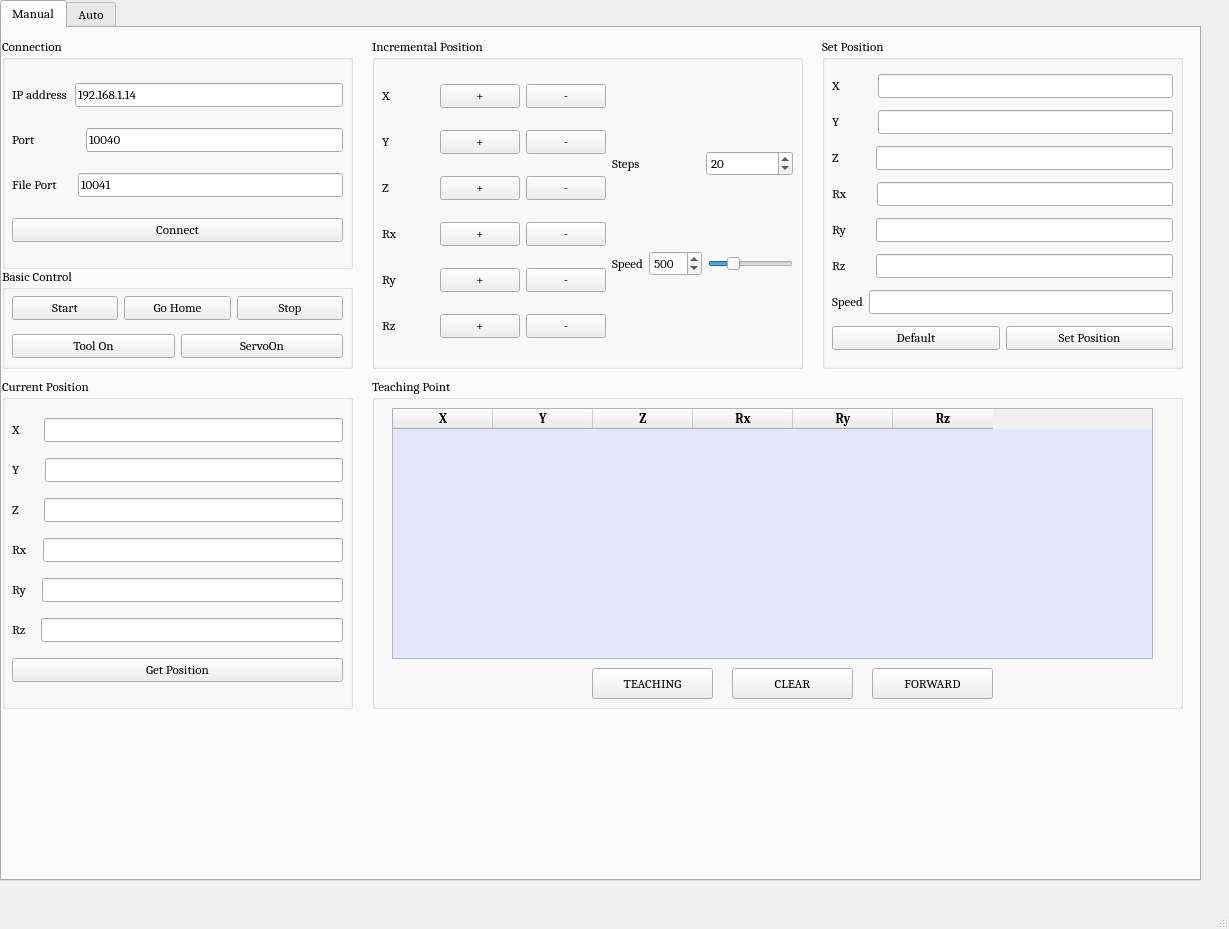
Above: main.ui from quangdungluong/YaskawaRealsenseControl before the change. Below: the same form after it.
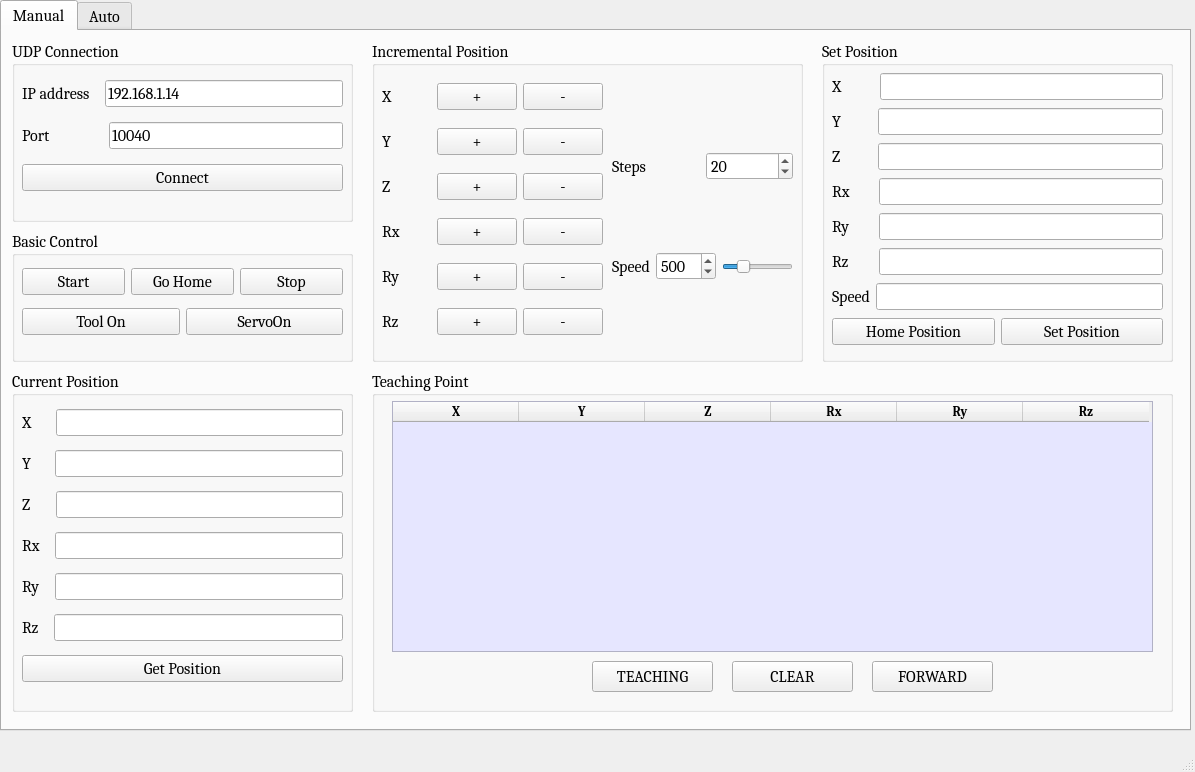
That is the form after the change. The open tabs and pages were chosen to show the change. Icons and pictures are not drawn.

The edit to the form file:
```diff
--- a/main.ui
+++ b/main.ui
@@ -6,10 +6,16 @@
    <rect>
     <x>0</x>
     <y>0</y>
-    <width>1229</width>
-    <height>929</height>
+    <width>1195</width>
+    <height>772</height>
    </rect>
   </property>
+  <property name="font">
+   <font>
+    <family>Cambria</family>
+    <pointsize>10</pointsize>
+   </font>
+  </property>
   <property name="windowTitle">
    <string>MainWindow</string>
   </property>
@@ -19,14 +25,14 @@
      <rect>
       <x>0</x>
       <y>0</y>
-      <width>1201</width>
-      <height>881</height>
+      <width>1191</width>
+      <height>731</height>
      </rect>
     </property>
     <property name="font">
      <font>
       <family>Cambria</family>
-      <pointsize>10</pointsize>
+      <pointsize>12</pointsize>
       <weight>50</weight>
       <bold>false</bold>
      </font>
@@ -43,14 +49,14 @@
        <rect>
         <x>820</x>
         <y>10</y>
-        <width>361</width>
-        <height>331</height>
+        <width>351</width>
+        <height>321</height>
        </rect>
       </property>
       <property name="font">
        <font>
         <family>Cambria</family>
-        <pointsize>10</pointsize>
+        <pointsize>12</pointsize>
         <weight>50</weight>
         <bold>false</bold>
        </font>
@@ -63,14 +69,14 @@
         <rect>
          <x>10</x>
          <y>30</y>
-         <width>341</width>
-         <height>291</height>
+         <width>331</width>
+         <height>281</height>
         </rect>
        </property>
        <property name="font">
         <font>
          <family>Cambria</family>
-         <pointsize>10</pointsize>
+         <pointsize>12</pointsize>
          <weight>50</weight>
          <bold>false</bold>
         </font>
@@ -95,7 +101,7 @@
             <property name="font">
              <font>
               <family>Cambria</family>
-              <pointsize>10</pointsize>
+              <pointsize>12</pointsize>
               <weight>50</weight>
               <bold>false</bold>
              </font>
@@ -113,7 +119,7 @@
             <property name="font">
              <font>
               <family>Cambria</family>
-              <pointsize>10</pointsize>
+              <pointsize>12</pointsize>
               <weight>50</weight>
               <bold>false</bold>
              </font>
@@ -144,7 +150,7 @@
             <property name="font">
              <font>
               <family>Cambria</family>
-              <pointsize>10</pointsize>
+              <pointsize>12</pointsize>
               <weight>50</weight>
               <bold>false</bold>
              </font>
@@ -162,7 +168,7 @@
             <property name="font">
              <font>
               <family>Cambria</family>
-              <pointsize>10</pointsize>
+              <pointsize>12</pointsize>
               <weight>50</weight>
               <bold>false</bold>
              </font>
@@ -193,7 +199,7 @@
             <property name="font">
              <font>
               <family>Cambria</family>
-              <pointsize>10</pointsize>
+              <pointsize>12</pointsize>
               <weight>50</weight>
               <bold>false</bold>
              </font>
@@ -211,7 +217,7 @@
             <property name="font">
              <font>
               <family>Cambria</family>
-              <pointsize>10</pointsize>
+              <pointsize>12</pointsize>
               <weight>50</weight>
               <bold>false</bold>
              </font>
@@ -242,7 +248,7 @@
             <property name="font">
              <font>
               <family>Cambria</family>
-              <pointsize>10</pointsize>
+              <pointsize>12</pointsize>
               <weight>50</weight>
               <bold>false</bold>
              </font>
@@ -260,7 +266,7 @@
             <property name="font">
              <font>
               <family>Cambria</family>
-              <pointsize>10</pointsize>
+              <pointsize>12</pointsize>
               <weight>50</weight>
               <bold>false</bold>
              </font>
@@ -291,7 +297,7 @@
             <property name="font">
              <font>
               <family>Cambria</family>
-              <pointsize>10</pointsize>
+              <pointsize>12</pointsize>
               <weight>50</weight>
               <bold>false</bold>
              </font>
@@ -309,7 +315,7 @@
             <property name="font">
              <font>
               <family>Cambria</family>
-              <pointsize>10</pointsize>
+              <pointsize>12</pointsize>
               <weight>50</weight>
               <bold>false</bold>
              </font>
@@ -340,7 +346,7 @@
             <property name="font">
              <font>
               <family>Cambria</family>
-              <pointsize>10</pointsize>
+              <pointsize>12</pointsize>
               <weight>50</weight>
               <bold>false</bold>
              </font>
@@ -358,7 +364,7 @@
             <property name="font">
              <font>
               <family>Cambria</family>
-              <pointsize>10</pointsize>
+              <pointsize>12</pointsize>
               <weight>50</weight>
               <bold>false</bold>
              </font>
@@ -377,7 +383,7 @@
             <property name="font">
              <font>
               <family>Cambria</family>
-              <pointsize>10</pointsize>
+              <pointsize>12</pointsize>
               <weight>50</weight>
               <bold>false</bold>
              </font>
@@ -392,7 +398,7 @@
             <property name="font">
              <font>
               <family>Cambria</family>
-              <pointsize>10</pointsize>
+              <pointsize>12</pointsize>
               <weight>50</weight>
               <bold>false</bold>
              </font>
@@ -408,13 +414,13 @@
             <property name="font">
              <font>
               <family>Cambria</family>
-              <pointsize>10</pointsize>
+              <pointsize>12</pointsize>
               <weight>50</weight>
               <bold>false</bold>
              </font>
             </property>
             <property name="text">
-             <string>Default</string>
+             <string>Home Position</string>
             </property>
            </widget>
           </item>
@@ -423,7 +429,7 @@
             <property name="font">
              <font>
               <family>Cambria</family>
-              <pointsize>10</pointsize>
+              <pointsize>12</pointsize>
               <weight>50</weight>
               <bold>false</bold>
              </font>
@@ -444,13 +450,13 @@
         <x>370</x>
         <y>10</y>
         <width>431</width>
-        <height>331</height>
+        <height>321</height>
        </rect>
       </property>
       <property name="font">
        <font>
         <family>Cambria</family>
-        <pointsize>10</pointsize>
+        <pointsize>12</pointsize>
         <weight>50</weight>
         <bold>false</bold>
        </font>
@@ -463,14 +469,14 @@
         <rect>
          <x>10</x>
          <y>30</y>
-         <width>224</width>
-         <height>291</height>
+         <width>221</width>
+         <height>281</height>
         </rect>
        </property>
        <property name="font">
         <font>
          <family>Cambria</family>
-         <pointsize>10</pointsize>
+         <pointsize>12</pointsize>
          <weight>50</weight>
          <bold>false</bold>
         </font>
@@ -483,7 +489,7 @@
             <property name="font">
              <font>
               <family>Cambria</family>
-              <pointsize>10</pointsize>
+              <pointsize>12</pointsize>
               <weight>50</weight>
               <bold>false</bold>
              </font>
@@ -498,7 +504,7 @@
             <property name="font">
              <font>
               <family>Cambria</family>
-              <pointsize>10</pointsize>
+              <pointsize>12</pointsize>
               <weight>50</weight>
               <bold>false</bold>
              </font>
@@ -513,7 +519,7 @@
             <property name="font">
              <font>
               <family>Cambria</family>
-              <pointsize>10</pointsize>
+              <pointsize>12</pointsize>
               <weight>50</weight>
               <bold>false</bold>
              </font>
@@ -532,7 +538,7 @@
             <property name="font">
              <font>
               <family>Cambria</family>
-              <pointsize>10</pointsize>
+              <pointsize>12</pointsize>
               <weight>50</weight>
               <bold>false</bold>
              </font>
@@ -547,7 +553,7 @@
             <property name="font">
              <font>
               <family>Cambria</family>
-              <pointsize>10</pointsize>
+              <pointsize>12</pointsize>
               <weight>50</weight>
               <bold>false</bold>
              </font>
@@ -562,7 +568,7 @@
             <property name="font">
              <font>
               <family>Cambria</family>
-              <pointsize>10</pointsize>
+              <pointsize>12</pointsize>
               <weight>50</weight>
               <bold>false</bold>
              </font>
@@ -581,7 +587,7 @@
             <property name="font">
              <font>
               <family>Cambria</family>
-              <pointsize>10</pointsize>
+              <pointsize>12</pointsize>
               <weight>50</weight>
               <bold>false</bold>
              </font>
@@ -596,7 +602,7 @@
             <property name="font">
              <font>
               <family>Cambria</family>
-              <pointsize>10</pointsize>
+              <pointsize>12</pointsize>
               <weight>50</weight>
               <bold>false</bold>
              </font>
@@ -611,7 +617,7 @@
             <property name="font">
              <font>
               <family>Cambria</family>
-              <pointsize>10</pointsize>
+              <pointsize>12</pointsize>
               <weight>50</weight>
               <bold>false</bold>
              </font>
@@ -630,7 +636,7 @@
             <property name="font">
              <font>
               <family>Cambria</family>
-              <pointsize>10</pointsize>
+              <pointsize>12</pointsize>
               <weight>50</weight>
               <bold>false</bold>
              </font>
@@ -645,7 +651,7 @@
             <property name="font">
              <font>
               <family>Cambria</family>
-              <pointsize>10</pointsize>
+              <pointsize>12</pointsize>
               <weight>50</weight>
               <bold>false</bold>
              </font>
@@ -660,7 +666,7 @@
             <property name="font">
              <font>
               <family>Cambria</family>
-              <pointsize>10</pointsize>
+              <pointsize>12</pointsize>
               <weight>50</weight>
               <bold>false</bold>
              </font>
@@ -679,7 +685,7 @@
             <property name="font">
              <font>
               <family>Cambria</family>
-              <pointsize>10</pointsize>
+              <pointsize>12</pointsize>
               <weight>50</weight>
               <bold>false</bold>
              </font>
@@ -694,7 +700,7 @@
             <property name="font">
              <font>
               <family>Cambria</family>
-              <pointsize>10</pointsize>
+              <pointsize>12</pointsize>
               <weight>50</weight>
               <bold>false</bold>
              </font>
@@ -709,7 +715,7 @@
             <property name="font">
              <font>
               <family>Cambria</family>
-              <pointsize>10</pointsize>
+              <pointsize>12</pointsize>
               <weight>50</weight>
               <bold>false</bold>
              </font>
@@ -728,7 +734,7 @@
             <property name="font">
              <font>
               <family>Cambria</family>
-              <pointsize>10</pointsize>
+              <pointsize>12</pointsize>
               <weight>50</weight>
               <bold>false</bold>
              </font>
@@ -743,7 +749,7 @@
             <property name="font">
              <font>
               <family>Cambria</family>
-              <pointsize>10</pointsize>
+              <pointsize>12</pointsize>
               <weight>50</weight>
               <bold>false</bold>
              </font>
@@ -758,7 +764,7 @@
             <property name="font">
              <font>
               <family>Cambria</family>
-              <pointsize>10</pointsize>
+              <pointsize>12</pointsize>
               <weight>50</weight>
               <bold>false</bold>
              </font>
@@ -784,7 +790,7 @@
        <property name="font">
         <font>
          <family>Cambria</family>
-         <pointsize>10</pointsize>
+         <pointsize>12</pointsize>
          <weight>50</weight>
          <bold>false</bold>
         </font>
@@ -795,7 +801,7 @@
           <property name="font">
            <font>
             <family>Cambria</family>
-            <pointsize>10</pointsize>
+            <pointsize>12</pointsize>
             <weight>50</weight>
             <bold>false</bold>
            </font>
@@ -810,7 +816,7 @@
           <property name="font">
            <font>
             <family>Cambria</family>
-            <pointsize>10</pointsize>
+            <pointsize>12</pointsize>
             <weight>50</weight>
             <bold>false</bold>
            </font>
@@ -828,7 +834,7 @@
           <property name="font">
            <font>
             <family>Cambria</family>
-            <pointsize>10</pointsize>
+            <pointsize>12</pointsize>
             <weight>50</weight>
             <bold>false</bold>
            </font>
@@ -857,6 +863,7 @@
        </property>
        <property name="font">
         <font>
+         <pointsize>12</pointsize>
          <weight>50</weight>
          <bold>false</bold>
         </font>
@@ -866,6 +873,7 @@
          <widget class="QLabel" name="label_9">
           <property name="font">
            <font>
+            <pointsize>12</pointsize>
             <weight>50</weight>
             <bold>false</bold>
            </font>
@@ -879,6 +887,7 @@
          <widget class="QSpinBox" name="step_spin">
           <property name="font">
            <font>
+            <pointsize>12</pointsize>
             <weight>50</weight>
             <bold>false</bold>
            </font>
@@ -897,16 +906,16 @@
      <widget class="QGroupBox" name="groupBox_3">
       <property name="geometry">
        <rect>
-        <x>0</x>
-        <y>350</y>
-        <width>351</width>
-        <height>331</height>
+        <x>10</x>
+        <y>340</y>
+        <width>341</width>
+        <height>341</height>
        </rect>
       </property>
       <property name="font">
        <font>
         <family>Cambria</family>
-        <pointsize>10</pointsize>
+        <pointsize>12</pointsize>
         <weight>50</weight>
         <bold>false</bold>
        </font>
@@ -919,14 +928,14 @@
         <rect>
          <x>10</x>
          <y>30</y>
-         <width>331</width>
+         <width>321</width>
          <height>291</height>
         </rect>
        </property>
        <property name="font">
         <font>
          <family>Cambria</family>
-         <pointsize>10</pointsize>
+         <pointsize>12</pointsize>
          <weight>50</weight>
          <bold>false</bold>
         </font>
@@ -951,7 +960,7 @@
             <property name="font">
              <font>
               <family>Cambria</family>
-              <pointsize>10</pointsize>
+              <pointsize>12</pointsize>
               <weight>50</weight>
               <bold>false</bold>
              </font>
@@ -969,7 +978,7 @@
             <property name="font">
              <font>
               <family>Cambria</family>
-              <pointsize>10</pointsize>
+              <pointsize>12</pointsize>
               <weight>50</weight>
               <bold>false</bold>
              </font>
@@ -1000,7 +1009,7 @@
             <property name="font">
              <font>
               <family>Cambria</family>
-              <pointsize>10</pointsize>
+              <pointsize>12</pointsize>
               <weight>50</weight>
               <bold>false</bold>
              </font>
@@ -1018,7 +1027,7 @@
             <property name="font">
              <font>
               <family>Cambria</family>
-              <pointsize>10</pointsize>
+              <pointsize>12</pointsize>
               <weight>50</weight>
               <bold>false</bold>
              </font>
@@ -1049,7 +1058,7 @@
             <property name="font">
              <font>
               <family>Cambria</family>
-              <pointsize>10</pointsize>
+              <pointsize>12</pointsize>
               <weight>50</weight>
               <bold>false</bold>
              </font>
@@ -1067,7 +1076,7 @@
             <property name="font">
              <font>
               <family>Cambria</family>
-              <pointsize>10</pointsize>
+              <pointsize>12</pointsize>
               <weight>50</weight>
               <bold>false</bold>
              </font>
@@ -1098,7 +1107,7 @@
             <property name="font">
              <font>
               <family>Cambria</family>
-              <pointsize>10</pointsize>
+              <pointsize>12</pointsize>
               <weight>50</weight>
               <bold>false</bold>
              </font>
@@ -1116,7 +1125,7 @@
             <property name="font">
              <font>
               <family>Cambria</family>
-              <pointsize>10</pointsize>
+              <pointsize>12</pointsize>
               <weight>50</weight>
               <bold>false</bold>
              </font>
@@ -1147,7 +1156,7 @@
             <property name="font">
              <font>
               <family>Cambria</family>
-              <pointsize>10</pointsize>
+              <pointsize>12</pointsize>
               <weight>50</weight>
               <bold>false</bold>
              </font>
@@ -1165,7 +1174,7 @@
             <property name="font">
              <font>
               <family>Cambria</family>
-              <pointsize>10</pointsize>
+              <pointsize>12</pointsize>
               <weight>50</weight>
               <bold>false</bold>
              </font>
@@ -1196,7 +1205,7 @@
             <property name="font">
              <font>
               <family>Cambria</family>
-              <pointsize>10</pointsize>
+              <pointsize>12</pointsize>
               <weight>50</weight>
               <bold>false</bold>
              </font>
@@ -1214,7 +1223,7 @@
             <property name="font">
              <font>
               <family>Cambria</family>
-              <pointsize>10</pointsize>
+              <pointsize>12</pointsize>
               <weight>50</weight>
               <bold>false</bold>
              </font>
@@ -1230,6 +1239,7 @@
          <widget class="QPushButton" name="getPos_btn">
           <property name="font">
            <font>
+            <pointsize>12</pointsize>
             <weight>50</weight>
             <bold>false</bold>
            </font>
@@ -1245,16 +1255,16 @@
      <widget class="QGroupBox" name="groupBox_2">
       <property name="geometry">
        <rect>
-        <x>0</x>
-        <y>240</y>
-        <width>351</width>
-        <height>101</height>
+        <x>10</x>
+        <y>200</y>
+        <width>341</width>
+        <height>131</height>
        </rect>
       </property>
       <property name="font">
        <font>
         <family>Cambria</family>
-        <pointsize>10</pointsize>
+        <pointsize>12</pointsize>
         <weight>50</weight>
         <bold>false</bold>
        </font>
@@ -1266,11 +1276,16 @@
        <property name="geometry">
         <rect>
          <x>10</x>
-         <y>20</y>
-         <width>331</width>
-         <height>80</height>
+         <y>30</y>
+         <width>321</width>
+         <height>81</height>
         </rect>
        </property>
+       <property name="font">
+        <font>
+         <pointsize>12</pointsize>
+        </font>
+       </property>
        <layout class="QVBoxLayout" name="verticalLayout_5">
         <item>
          <layout class="QHBoxLayout" name="horizontalLayout">
@@ -1278,6 +1293,7 @@
            <widget class="QPushButton" name="start_btn">
             <property name="font">
              <font>
+              <pointsize>12</pointsize>
               <weight>50</weight>
               <bold>false</bold>
              </font>
@@ -1292,7 +1308,7 @@
             <property name="font">
              <font>
               <family>Cambria</family>
-              <pointsize>10</pointsize>
+              <pointsize>12</pointsize>
               <weight>50</weight>
               <bold>false</bold>
              </font>
@@ -1307,7 +1323,7 @@
             <property name="font">
              <font>
               <family>Cambria</family>
-              <pointsize>10</pointsize>
+              <pointsize>12</pointsize>
               <weight>50</weight>
               <bold>false</bold>
              </font>
@@ -1323,6 +1339,11 @@
          <layout class="QHBoxLayout" name="horizontalLayout_26">
           <item>
            <widget class="QPushButton" name="toolOn_btn">
+            <property name="font">
+             <font>
+              <pointsize>12</pointsize>
+             </font>
+            </property>
             <property name="text">
              <string>Tool On</string>
             </property>
@@ -1333,7 +1354,7 @@
             <property name="font">
              <font>
               <family>Cambria</family>
-              <pointsize>10</pointsize>
+              <pointsize>12</pointsize>
               <weight>50</weight>
               <bold>false</bold>
              </font>
@@ -1351,36 +1372,36 @@
      <widget class="QGroupBox" name="connectionGroupBox">
       <property name="geometry">
        <rect>
-        <x>0</x>
+        <x>10</x>
         <y>10</y>
-        <width>351</width>
-        <height>231</height>
+        <width>341</width>
+        <height>181</height>
        </rect>
       </property>
       <property name="font">
        <font>
         <family>Cambria</family>
-        <pointsize>10</pointsize>
+        <pointsize>12</pointsize>
         <weight>50</weight>
         <bold>false</bold>
        </font>
       </property>
       <property name="title">
-       <string>Connection</string>
+       <string>UDP Connection</string>
       </property>
       <widget class="QWidget" name="verticalLayoutWidget">
        <property name="geometry">
         <rect>
          <x>10</x>
          <y>30</y>
-         <width>331</width>
-         <height>193</height>
+         <width>321</width>
+         <height>131</height>
         </rect>
        </property>
        <property name="font">
         <font>
          <family>Cambria</family>
-         <pointsize>10</pointsize>
+         <pointsize>12</pointsize>
          <weight>50</weight>
          <bold>false</bold>
         </font>
@@ -1389,7 +1410,7 @@
         <item>
          <layout class="QHBoxLayout" name="horizontalLayout_2" stretch="0,0">
           <property name="spacing">
-           <number>8</number>
+           <number>15</number>
           </property>
           <property name="sizeConstraint">
            <enum>QLayout::SetDefaultConstraint</enum>
@@ -1405,7 +1426,7 @@
             <property name="font">
              <font>
               <family>Cambria</family>
-              <pointsize>10</pointsize>
+              <pointsize>12</pointsize>
               <weight>50</weight>
               <bold>false</bold>
              </font>
@@ -1423,7 +1444,7 @@
             <property name="font">
              <font>
               <family>Cambria</family>
-              <pointsize>10</pointsize>
+              <pointsize>12</pointsize>
               <weight>50</weight>
               <bold>false</bold>
              </font>
@@ -1438,7 +1459,7 @@
         <item>
          <layout class="QHBoxLayout" name="horizontalLayout_3">
           <property name="spacing">
-           <number>50</number>
+           <number>58</number>
           </property>
           <item>
            <widget class="QLabel" name="port_label">
@@ -1451,7 +1472,7 @@
             <property name="font">
              <font>
               <family>Cambria</family>
-              <pointsize>10</pointsize>
+              <pointsize>12</pointsize>
               <weight>50</weight>
               <bold>false</bold>
              </font>
@@ -1466,7 +1487,7 @@
             <property name="font">
              <font>
               <family>Cambria</family>
-              <pointsize>10</pointsize>
+              <pointsize>12</pointsize>
               <weight>50</weight>
               <bold>false</bold>
              </font>
@@ -1478,52 +1499,12 @@
           </item>
          </layout>
         </item>
-        <item>
-         <layout class="QHBoxLayout" name="horizontalLayout_4">
-          <property name="spacing">
-           <number>20</number>
-          </property>
-          <item>
-           <widget class="QLabel" name="fileport_label">
-            <property name="font">
-             <font>
-              <family>Cambria</family>
-              <pointsize>10</pointsize>
-              <weight>50</weight>
-              <bold>false</bold>
-             </font>
-            </property>
-            <property name="text">
-             <string>File Port</string>
-            </property>
-            <property name="scaledContents">
-             <bool>false</bool>
-            </property>
-           </widget>
-          </item>
-          <item>
-           <widget class="QLineEdit" name="fileportAddress">
-            <property name="font">
-             <font>
-              <family>Cambria</family>
-              <pointsize>10</pointsize>
-              <weight>50</weight>
-              <bold>false</bold>
-             </font>
-            </property>
-            <property name="text">
-             <string>10041</string>
-            </property>
-           </widget>
-          </item>
-         </layout>
-        </item>
         <item>
          <widget class="QPushButton" name="connect_btn">
           <property name="font">
            <font>
             <family>Cambria</family>
-            <pointsize>10</pointsize>
+            <pointsize>12</pointsize>
             <weight>50</weight>
             <bold>false</bold>
            </font>
@@ -1540,14 +1521,14 @@
       <property name="geometry">
        <rect>
         <x>370</x>
-        <y>350</y>
-        <width>811</width>
-        <height>331</height>
+        <y>340</y>
+        <width>801</width>
+        <height>341</height>
        </rect>
       </property>
       <property name="font">
        <font>
-        <pointsize>10</pointsize>
+        <pointsize>12</pointsize>
         <weight>50</weight>
         <bold>false</bold>
        </font>
@@ -1564,10 +1545,16 @@
          <height>251</height>
         </rect>
        </property>
+       <property name="sizePolicy">
+        <sizepolicy hsizetype="Expanding" vsizetype="Expanding">
+         <horstretch>0</horstretch>
+         <verstretch>0</verstretch>
+        </sizepolicy>
+       </property>
        <property name="font">
         <font>
          <family>Cambria</family>
-         <pointsize>10</pointsize>
+         <pointsize>12</pointsize>
          <weight>50</weight>
          <bold>false</bold>
         </font>
@@ -1576,8 +1563,8 @@
         <string notr="true">QTableWidget{
 
 background-color:rgb(230, 230, 255);
-altermate-backgroud-color: #606060;
-selection-backgound-color: #282828;
+alternate-background-color: #606060;
+selection-background-color: #282828;
 }
 </string>
        </property>
@@ -1596,6 +1583,12 @@
        <property name="gridStyle">
         <enum>Qt::DashLine</enum>
        </property>
+       <attribute name="horizontalHeaderCascadingSectionResizes">
+        <bool>false</bool>
+       </attribute>
+       <attribute name="horizontalHeaderDefaultSectionSize">
+        <number>126</number>
+       </attribute>
        <column>
         <property name="text">
          <string>X</string>
@@ -1693,7 +1686,7 @@
        </property>
        <property name="font">
         <font>
-         <pointsize>10</pointsize>
+         <pointsize>12</pointsize>
          <weight>50</weight>
          <bold>false</bold>
         </font>
@@ -1713,7 +1706,7 @@
        </property>
        <property name="font">
         <font>
-         <pointsize>10</pointsize>
+         <pointsize>12</pointsize>
          <weight>50</weight>
          <bold>false</bold>
         </font>
@@ -1733,7 +1726,7 @@
        </property>
        <property name="font">
         <font>
-         <pointsize>10</pointsize>
+         <pointsize>12</pointsize>
          <weight>50</weight>
          <bold>false</bold>
         </font>
```
Left out of the diff: 178 changed lines with no effect on the pictures.
